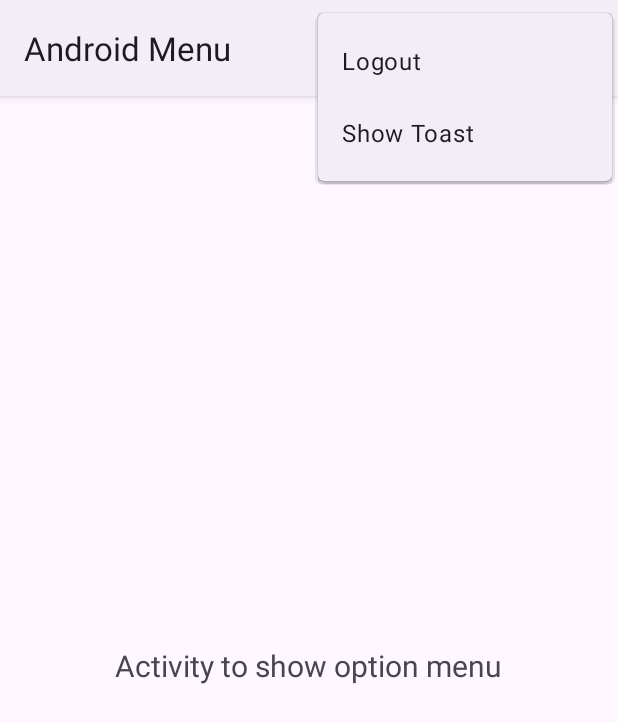
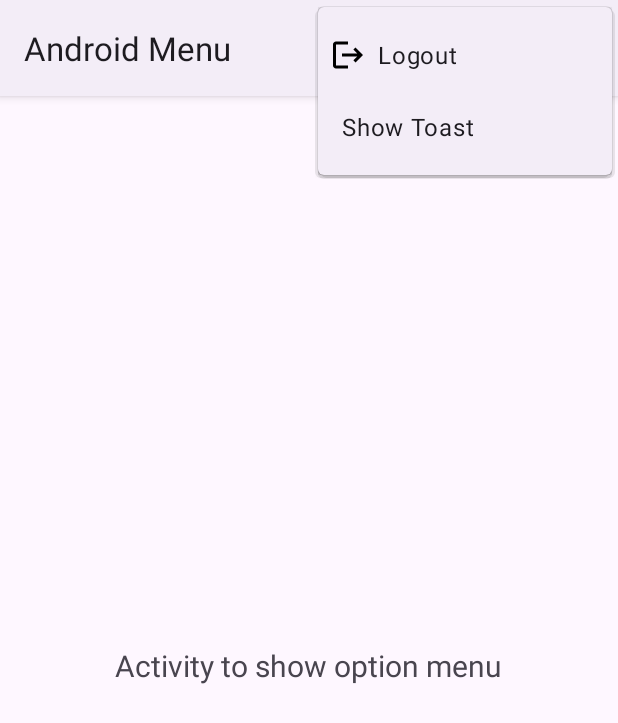
Before and after one commit to agrwl-prankit/AndroidMenu, an Android app: the screen it shows after launch (MainActivity), with the options menu open, on a phone screen of 412 x 824 dp. Shown: the top 723 px of the screen. Run offline under Robolectric (Android 15) with nearby library versions, the phone set to English and light mode, and no system bars.

Commit message:
display menu option text with icon and change the menu option icon from ellipses to image

```diff
--- a/app/src/main/java/com/prankit/androidmenu/MainActivity.java
+++ b/app/src/main/java/com/prankit/androidmenu/MainActivity.java
@@ -2,7 +2,9 @@ package com.prankit.androidmenu;
 
 import androidx.annotation.NonNull;
 import androidx.appcompat.app.AppCompatActivity;
+import androidx.appcompat.view.menu.MenuBuilder;
 
+import android.annotation.SuppressLint;
 import android.os.Bundle;
 import android.view.Menu;
 import android.view.MenuItem;
@@ -17,9 +19,15 @@ public class MainActivity extends AppCompatActivity {
     }
 
     // add option menu to this page
+    @SuppressLint("RestrictedApi")
     @Override
     public boolean onCreateOptionsMenu(Menu menu) {
         getMenuInflater().inflate(R.menu.main_menu, menu);
+        // display menu option text with icon
+        if(menu instanceof MenuBuilder){
+            MenuBuilder m = (MenuBuilder) menu;
+            m.setOptionalIconsVisible(true);
+        }
         return true;
     }
 
--- /dev/null
+++ b/app/src/main/res/drawable/account_circle.xml
@@ -0,0 +1,5 @@
+<vector android:height="24dp" android:tint="#000000"
+    android:viewportHeight="24" android:viewportWidth="24"
+    android:width="24dp" xmlns:android="http://schemas.android.com/apk/res/android">
+    <path android:fillColor="@android:color/white" android:pathData="M12,2c-4.97,0 -9,4.03 -9,9 0,4.17 2.84,7.67 6.69,8.69L12,22l2.31,-2.31C18.16,18.67 21,15.17 21,11c0,-4.97 -4.03,-9 -9,-9zM12,4c1.66,0 3,1.34 3,3s-1.34,3 -3,3 -3,-1.34 -3,-3 1.34,-3 3,-3zM12,18.3c-2.5,0 -4.71,-1.28 -6,-3.22 0.03,-1.99 4,-3.08 6,-3.08 1.99,0 5.97,1.09 6,3.08 -1.29,1.94 -3.5,3.22 -6,3.22z"/>
+</vector>
--- a/app/src/main/res/values-night/themes.xml
+++ b/app/src/main/res/values-night/themes.xml
@@ -1,7 +1,12 @@
 <resources xmlns:tools="http://schemas.android.com/tools">
     <!-- Base application theme. -->
-    <style name="Base.Theme.AndroidMenu" parent="Theme.Material3.DayNight.NoActionBar">
-        <!-- Customize your dark theme here. -->
-        <!-- <item name="colorPrimary">@color/my_dark_primary</item> -->
+    <style name="Base.Theme.AndroidMenu" parent="Theme.Material3.DayNight">
+        <item name="android:actionOverflowButtonStyle">@style/MyActionButtonOverflow</item>
+    </style>
+
+    <style name="MyActionButtonOverflow" parent="android:style/Widget.Holo.Light.ActionButton.Overflow">
+        <item name="android:src">@drawable/account_circle</item>
+        <item name="android:background">?android:attr/actionBarItemBackground</item>
+        <item name="android:contentDescription">"Lala"</item>
     </style>
 </resources>
--- a/app/src/main/res/values/themes.xml
+++ b/app/src/main/res/values/themes.xml
@@ -1,9 +1,12 @@
 <resources xmlns:tools="http://schemas.android.com/tools">
     <!-- Base application theme. -->
     <style name="Base.Theme.AndroidMenu" parent="Theme.Material3.DayNight">
-        <!-- Customize your light theme here. -->
-        <!-- <item name="colorPrimary">@color/my_light_primary</item> -->
+        <item name="android:actionOverflowButtonStyle">@style/MyActionButtonOverflow</item>
     </style>
 
-    <style name="Theme.AndroidMenu" parent="Base.Theme.AndroidMenu" />
+    <style name="MyActionButtonOverflow" parent="android:style/Widget.Holo.Light.ActionButton.Overflow">
+        <item name="android:src">@drawable/account_circle</item>
+        <item name="android:background">?android:attr/actionBarItemBackground</item>
+        <item name="android:contentDescription">"Lala"</item>
+    </style>
 </resources>
```
